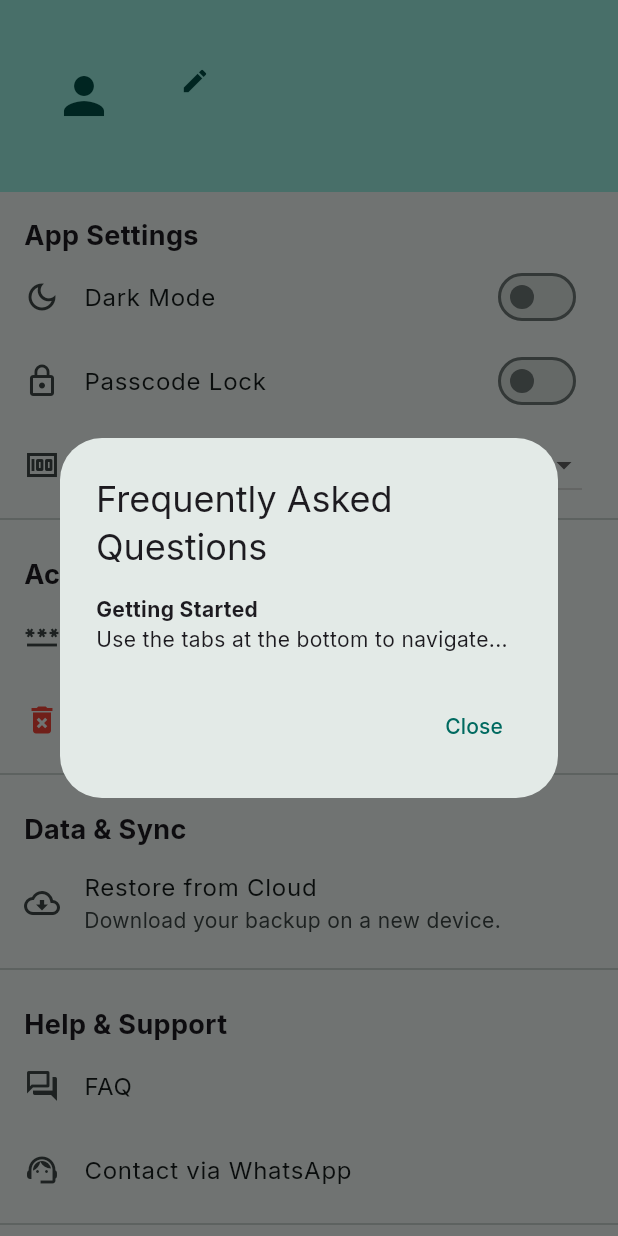
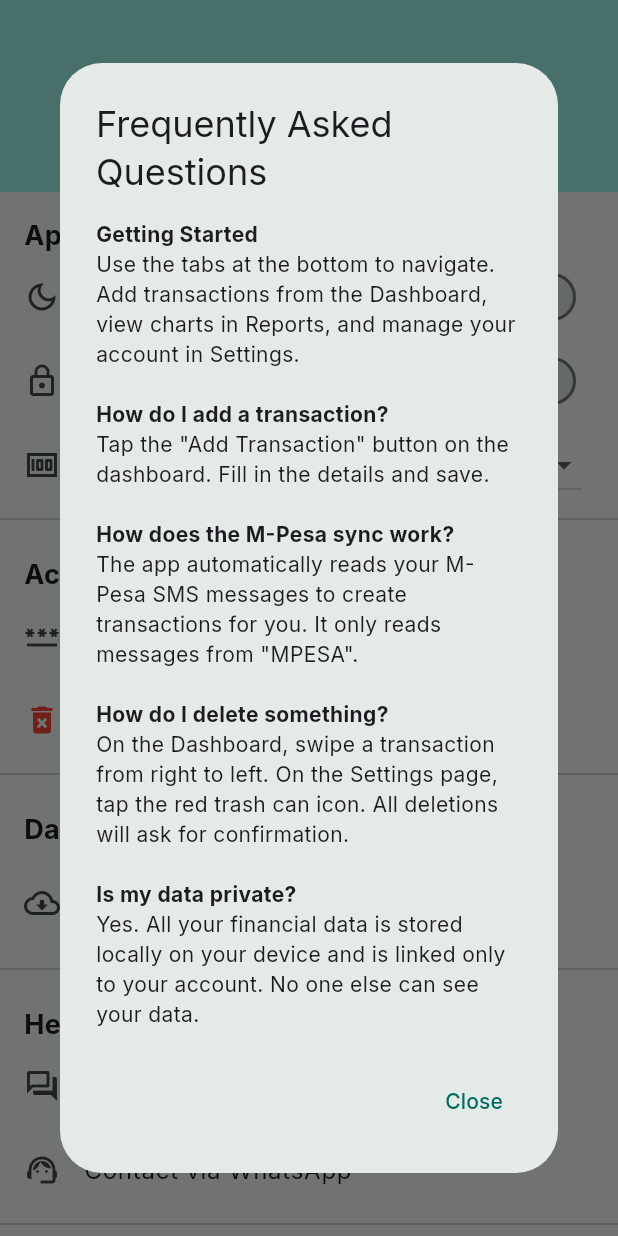
Before and after one commit to SingasonSimon/PFT, a Flutter app: the ProfileScreen screen opened directly, after a tap on "FAQ", on a phone screen of 412 x 824 dp. Run offline on Flutter 3.47's test engine with Material 3 defaults, Android fonts, the phone set to English and light mode, and no system bars; our stand-ins replace cloud_firestore, firebase_auth, firebase_core, fl_chart, flutter_local_notifications, fluttertoast and 8 more; missing offline and left inert: flutter_pin_code_fields, flutter_sms_inbox; accounts and stored records are empty.

Commit message:
FAQ section fixed

```diff
--- a/lib/screens/profile_screen.dart
+++ b/lib/screens/profile_screen.dart
@@ -304,13 +304,53 @@ class _ProfileScreenState extends State<ProfileScreen> {
     builder: (context) => AlertDialog(
       title: const Text('Frequently Asked Questions'),
       content: const SingleChildScrollView(
-          child: Column(crossAxisAlignment: CrossAxisAlignment.start, children: [
-            Text('Getting Started', style: TextStyle(fontWeight: FontWeight.bold)),
-            Text('Use the tabs at the bottom to navigate...'),
-            // ... other FAQ text
-          ]),
+        child: Column(
+          crossAxisAlignment: CrossAxisAlignment.start,
+          children: [
+            Text(
+              'Getting Started',
+              style: TextStyle(fontWeight: FontWeight.bold),
             ),
-        actions: [TextButton(onPressed: () => Navigator.of(context).pop(), child: const Text('Close'))],
+            Text(
+              'Use the tabs at the bottom to navigate. Add transactions from the Dashboard, view charts in Reports, and manage your account in Settings.\n',
+            ),
+            Text(
+              'How do I add a transaction?',
+              style: TextStyle(fontWeight: FontWeight.bold),
+            ),
+            Text(
+              'Tap the "Add Transaction" button on the dashboard. Fill in the details and save.\n',
+            ),
+            Text(
+              'How does the M-Pesa sync work?',
+              style: TextStyle(fontWeight: FontWeight.bold),
+            ),
+            Text(
+              'The app automatically reads your M-Pesa SMS messages to create transactions for you. It only reads messages from "MPESA".\n',
+            ),
+            Text(
+              'How do I delete something?',
+              style: TextStyle(fontWeight: FontWeight.bold),
+            ),
+            Text(
+              'On the Dashboard, swipe a transaction from right to left. On the Settings page, tap the red trash can icon. All deletions will ask for confirmation.\n',
+            ),
+            Text(
+              'Is my data private?',
+              style: TextStyle(fontWeight: FontWeight.bold),
+            ),
+            Text(
+              'Yes. All your financial data is stored locally on your device and is linked only to your account. No one else can see your data.',
+            ),
+          ],
+        ),
+      ),
+      actions: [
+        TextButton(
+          onPressed: () => Navigator.of(context).pop(),
+          child: const Text('Close'),
+        ),
+      ],
     ),
   );
 }
```
Lines whose indentation alone changed are shown as unchanged.
